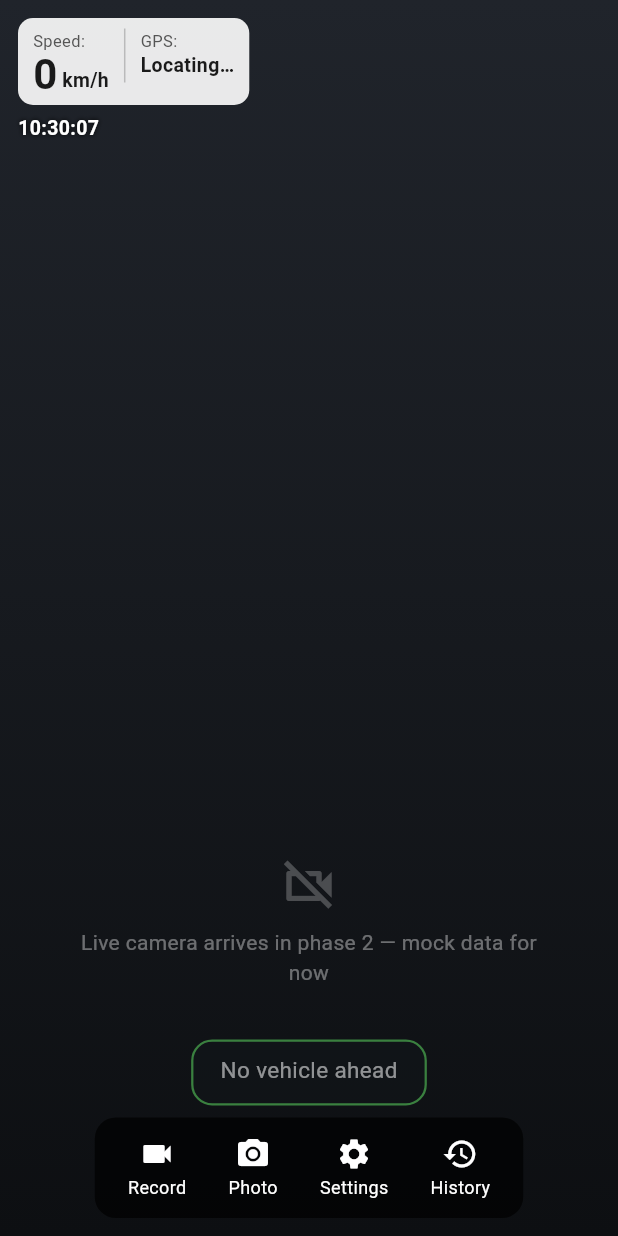
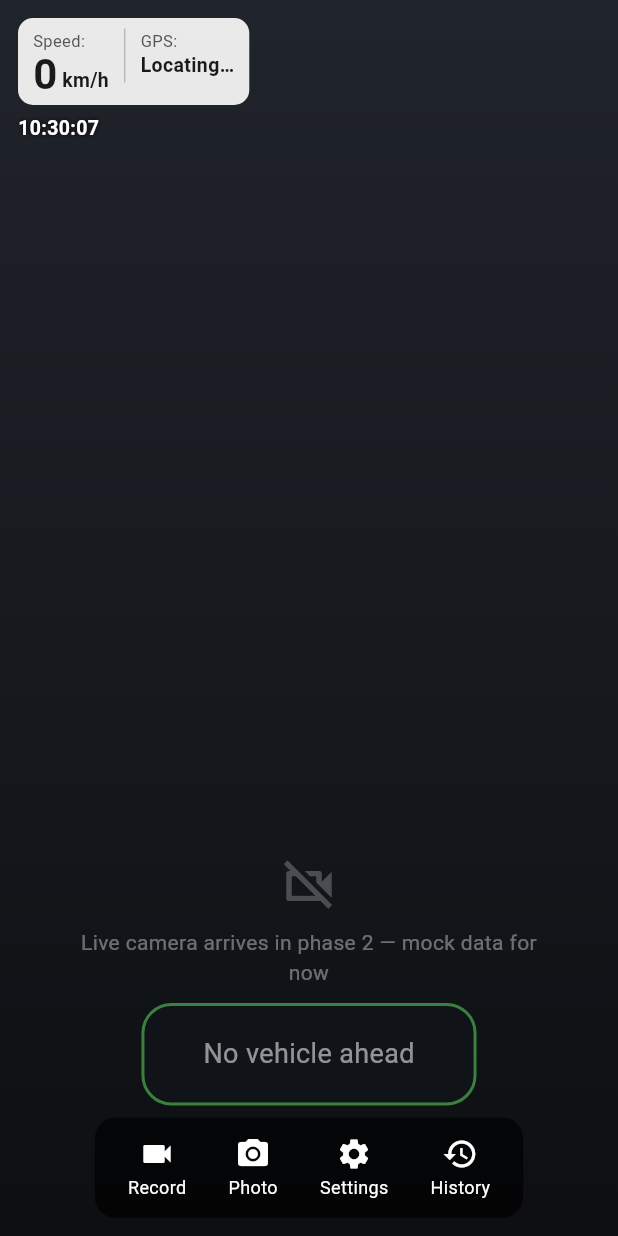
Before and after one commit to p29hieu/phone-adas, a Flutter app: the screen it shows after launch, on a phone screen of 412 x 824 dp. Run offline on Flutter 3.47's test engine with Material 3 defaults, Android fonts, the phone set to English and light mode, and no system bars; our stand-ins replace equatable, firebase_core, firebase_crashlytics, flutter_bloc, flutter_tts, geocoding and 3 more; missing offline and left inert: gal; accounts and stored records are empty.

Commit message:
feat: IMU horizon + roll auto-leveling, giant distance readout (v1.3.0+4)
Auto horizon & auto-leveling (CoreMotion gravity, ~30 Hz, no new deps):
- horizonY = cy - fx*tan(pitch) per frame — anchors the lane scan band and
  the vanishing-point gate to the LIVE horizon (tracks braking dive and
  bumps instantly; priority IMU > learned calib > static), and feeds the
  one-sided synthesis prior.
- roll (image vs world, orientation-aware gravity rotation) de-rotates
  axis-aligned bbox widths before the pinhole formula — a 5-degree tilted
  mount previously read ~6% too close (unit-tested); beyond 10 degrees the
  lane detector degrades honestly (gate 'roll') and an orange 'Tilted X°'
  badge warns the driver from 4 degrees.
- Frames carry roll + horizonY; dev chip appends 'R5.5° H486'.

Distance readout per product feedback: the lead-distance panel now scales
to ~34% of the short screen side (clamped 64-220pt numeral, translucent
background, required-gap + LiDAR tags stacked beside) — a head-up-style
dominant display. Mock emits oscillating roll for simulator testing.

63 tests passing, simulator build OK.

```diff
--- a/lib/domain/models.dart
+++ b/lib/domain/models.dart
@@ -107,6 +107,8 @@ class AdasFrame {
     this.lane,
     this.laneDbg,
     this.laneCalib,
+    this.roll,
+    this.horizonY,
     required this.detections,
   });
 
@@ -128,6 +130,12 @@ class AdasFrame {
 
   /// Learned mount axis/horizon, once the native core has calibrated.
   final LaneCalib? laneCalib;
+
+  /// Image roll versus the world (deg, from the IMU; + = tilted clockwise).
+  final double? roll;
+
+  /// Live horizon row (px) from IMU pitch + intrinsics.
+  final double? horizonY;
   final List<Detection> detections;
 
   factory AdasFrame.fromMap(Map<dynamic, dynamic> m) => AdasFrame(
@@ -145,6 +153,8 @@ class AdasFrame {
         laneCalib: m['laneCalib'] is Map<dynamic, dynamic>
             ? LaneCalib.fromMap(m['laneCalib'] as Map<dynamic, dynamic>)
             : null,
+        roll: (m['roll'] as num?)?.toDouble(),
+        horizonY: (m['horizonY'] as num?)?.toDouble(),
         detections: (m['detections'] as List<dynamic>? ?? const [])
             .map((e) => Detection.fromMap(e as Map<dynamic, dynamic>))
             .toList(growable: false),
--- a/lib/features/hud/hud_cubit.dart
+++ b/lib/features/hud/hud_cubit.dart
@@ -134,6 +134,8 @@ class HudCubit extends Cubit<HudState> {
     }
     // Learned mount axis recenters the no-lane fallback band.
     _estimator.centerXOverride = frame.laneCalib?.cx;
+    // IMU roll: de-rotate bbox widths so a tilted mount cannot skew ranges.
+    _estimator.rollDeg = frame.roll ?? 0;
     final lead = _estimator.pickLead(frame);
     var distance = lead == null ? null : _estimator.estimate(lead);
 
@@ -222,12 +224,14 @@ class HudCubit extends Cubit<HudState> {
       alert: alert,
       departureCount: departed ? state.departureCount + 1 : null,
       leadDepthLidar: leadDepthLidar,
+      rollDeg: frame.roll ?? 0,
       lane: frame.lane,
       laneDebug: frame.laneDbg == null
           ? null
           : 'L${frame.laneDbg!['l']} R${frame.laneDbg!['r']} '
               '${frame.laneDbg!['gate']}'
-              '${frame.laneCalib == null ? '' : ' | c${frame.laneCalib!.cx.round()} n${frame.laneCalib!.n}'}',
+              '${frame.laneCalib == null ? '' : ' | c${frame.laneCalib!.cx.round()} n${frame.laneCalib!.n}'}'
+              '${frame.roll == null ? '' : ' | R${frame.roll!.toStringAsFixed(1)}° H${frame.horizonY?.round() ?? '-'}'}',
       laneStatus: _laneMonitor.status,
       laneEventCount: laneFired ? state.laneEventCount + 1 : null,
       detectedCars: rawCars,
--- a/lib/features/hud/hud_screen.dart
+++ b/lib/features/hud/hud_screen.dart
@@ -398,6 +398,13 @@ class _HudScreenState extends State<HudScreen> {
                             Column(
                               crossAxisAlignment: CrossAxisAlignment.end,
                               children: [
+                                if (state.rollDeg.abs() >= 4) ...[
+                                  StatusBadge(
+                                    l10n.hudTilted(state.rollDeg.abs().round()),
+                                    background: const Color(0xFFE65100),
+                                  ),
+                                  const SizedBox(height: 6),
+                                ],
                                 if (state.isRecording) ...[
                                   StatusBadge(
                                     'REC ${state.recordingStartedAt == null ? '' : _fmtElapsed(DateTime.now().difference(state.recordingStartedAt!))}',
@@ -725,12 +732,17 @@ class _LeadDistancePanel extends StatelessWidget {
   @override
   Widget build(BuildContext context) {
     final distance = state.leadDistanceM;
+    // Per product feedback: the lead distance dominates the screen
+    // (~30-40% of the view), like a head-up speed readout.
+    final numeralSize =
+        (MediaQuery.sizeOf(context).shortestSide * 0.34).clamp(64.0, 220.0);
     return Container(
-      padding: const EdgeInsets.symmetric(horizontal: 18, vertical: 8),
+      padding: EdgeInsets.symmetric(
+          horizontal: numeralSize * 0.28, vertical: numeralSize * 0.08),
       decoration: BoxDecoration(
-        color: const Color(0xCC101418),
-        borderRadius: BorderRadius.circular(14),
-        border: Border.all(color: color.withValues(alpha: 0.7), width: 1.5),
+        color: const Color(0x99101418),
+        borderRadius: BorderRadius.circular(20),
+        border: Border.all(color: color.withValues(alpha: 0.7), width: 2),
       ),
       child: Row(
         mainAxisSize: MainAxisSize.min,
@@ -738,48 +750,54 @@ class _LeadDistancePanel extends StatelessWidget {
         children: [
           if (laneLocked)
             Padding(
-              padding: const EdgeInsets.only(right: 8, bottom: 6),
-              child: Icon(Icons.add_road, size: 18, color: color),
+              padding: EdgeInsets.only(
+                  right: numeralSize * 0.12, bottom: numeralSize * 0.12),
+              child:
+                  Icon(Icons.add_road, size: numeralSize * 0.28, color: color),
             ),
           if (distance == null)
             Padding(
-              padding: const EdgeInsets.only(bottom: 4),
+              padding: const EdgeInsets.symmetric(vertical: 8),
               child: Text(
                 l10n.hudNoLeadVehicle,
-                style: const TextStyle(color: Colors.white54, fontSize: 15),
+                style: const TextStyle(color: Colors.white54, fontSize: 18),
               ),
             )
           else ...[
-            HudNumeral(formatDistanceM(distance), size: 44, color: color),
-            const SizedBox(width: 4),
-            const Padding(
-              padding: EdgeInsets.only(bottom: 5),
+            HudNumeral(formatDistanceM(distance),
+                size: numeralSize, color: color),
+            SizedBox(width: numeralSize * 0.08),
+            Padding(
+              padding: EdgeInsets.only(bottom: numeralSize * 0.10),
               child: Text('m',
-                  style: TextStyle(color: Colors.white70, fontSize: 15)),
+                  style: TextStyle(
+                      color: Colors.white70, fontSize: numeralSize * 0.28)),
             ),
+            Padding(
+              padding: EdgeInsets.only(left: numeralSize * 0.14),
+              child: Column(
+                mainAxisSize: MainAxisSize.min,
+                crossAxisAlignment: CrossAxisAlignment.start,
+                children: [
                   if (state.leadDepthLidar)
-              Padding(
-                padding: const EdgeInsets.only(left: 8, bottom: 6),
-                child: Text(
+                    Text(
                       'LiDAR',
                       style: TextStyle(
                         color: color,
-                    fontSize: 10,
+                        fontSize: numeralSize * 0.14,
                         fontWeight: FontWeight.w700,
                       ),
                     ),
+                  if (state.requiredGapM > 0)
+                    Text(
+                      l10n.hudRequiredGap(state.requiredGapM.round()),
+                      style: TextStyle(
+                          color: Colors.white70,
+                          fontSize: numeralSize * 0.16),
                     ),
-            if (state.requiredGapM > 0) ...[
-              const SizedBox(width: 12),
-              Padding(
-                padding: const EdgeInsets.only(bottom: 5),
-                child: Text(
-                  l10n.hudRequiredGap(state.requiredGapM.round()),
-                  style: const TextStyle(
-                      color: Colors.white54, fontSize: 13),
+                ],
               ),
             ),
-            ],
           ],
         ],
       ),
--- a/lib/features/hud/hud_state.dart
+++ b/lib/features/hud/hud_state.dart
@@ -43,6 +43,7 @@ class HudState extends Equatable {
     this.requiredGapM = 0,
     this.alert = AdasAlert.none,
     this.leadDepthLidar = false,
+    this.rollDeg = 0,
     this.departureCount = 0,
     this.lane,
     this.laneDebug,
@@ -80,6 +81,9 @@ class HudState extends Equatable {
 
   /// True while the lead distance comes from LiDAR (close range, +/-2 cm).
   final bool leadDepthLidar;
+
+  /// IMU roll (deg) — drives the tilted-mount warning badge.
+  final double rollDeg;
 
   /// Increments once per "lead vehicle departed while stopped" event.
   final int departureCount;
@@ -126,6 +130,7 @@ class HudState extends Equatable {
     double? requiredGapM,
     AdasAlert? alert,
     bool? leadDepthLidar,
+    double? rollDeg,
     int? departureCount,
     Object? lane = _unset,
     String? laneDebug,
@@ -157,6 +162,7 @@ class HudState extends Equatable {
         requiredGapM: requiredGapM ?? this.requiredGapM,
         alert: alert ?? this.alert,
         leadDepthLidar: leadDepthLidar ?? this.leadDepthLidar,
+        rollDeg: rollDeg ?? this.rollDeg,
         departureCount: departureCount ?? this.departureCount,
         lane: identical(lane, _unset) ? this.lane : lane as LaneObservation?,
         laneDebug: laneDebug ?? this.laneDebug,
@@ -192,6 +198,7 @@ class HudState extends Equatable {
         requiredGapM,
         alert,
         leadDepthLidar,
+        rollDeg,
         departureCount,
         lane?.offset,
         lane?.conf,
--- a/lib/l10n/app_localizations.dart
+++ b/lib/l10n/app_localizations.dart
@@ -481,6 +481,12 @@ abstract class AppLocalizations {
   /// In en, this message translates to:
   /// **'Manual speed control'**
   String get settingsManualSpeed;
+
+  /// No description provided for @hudTilted.
+  ///
+  /// In en, this message translates to:
+  /// **'Tilted {deg}°'**
+  String hudTilted(int deg);
 }
 
 class _AppLocalizationsDelegate
--- a/lib/l10n/app_localizations_en.dart
+++ b/lib/l10n/app_localizations_en.dart
@@ -216,4 +216,9 @@ class AppLocalizationsEn extends AppLocalizations {
 
   @override
   String get settingsManualSpeed => 'Manual speed control';
+
+  @override
+  String hudTilted(int deg) {
+    return 'Tilted $deg°';
+  }
 }
--- a/lib/l10n/app_localizations_vi.dart
+++ b/lib/l10n/app_localizations_vi.dart
@@ -213,4 +213,9 @@ class AppLocalizationsVi extends AppLocalizations {
 
   @override
   String get settingsManualSpeed => 'Điều chỉnh tốc độ bằng tay';
+
+  @override
+  String hudTilted(int deg) {
+    return 'Máy nghiêng $deg°';
+  }
 }
--- a/lib/l10n/app_vi.arb
+++ b/lib/l10n/app_vi.arb
@@ -63,5 +63,6 @@
   "recNeedCamera": "Cần camera thật để quay",
   "recTestModeOnly": "Bật Chế độ thử nghiệm để quay",
   "settingsShowLane": "Hiển thị làn đường",
-  "settingsManualSpeed": "Điều chỉnh tốc độ bằng tay"
+  "settingsManualSpeed": "Điều chỉnh tốc độ bằng tay",
+  "hudTilted": "Máy nghiêng {deg}°"
 }
--- a/pubspec.yaml
+++ b/pubspec.yaml
@@ -16,7 +16,7 @@ publish_to: 'none' # Remove this line if you wish to publish to pub.dev
 # https://developer.apple.com/library/archive/documentation/General/Reference/InfoPlistKeyReference/Articles/CoreFoundationKeys.html
 # In Windows, build-name is used as the major, minor, and patch parts
 # of the product and file versions while build-number is used as the build suffix.
-version: 1.2.0+3
+version: 1.3.0+4
 
 environment:
   sdk: ^3.13.2
```
Also changed, not shown: lib/domain/distance_estimator.dart (+21 -1 lines), lib/l10n/app_en.arb (+9 -1 lines), 3 other files. Lines whose indentation alone changed are shown as unchanged.
